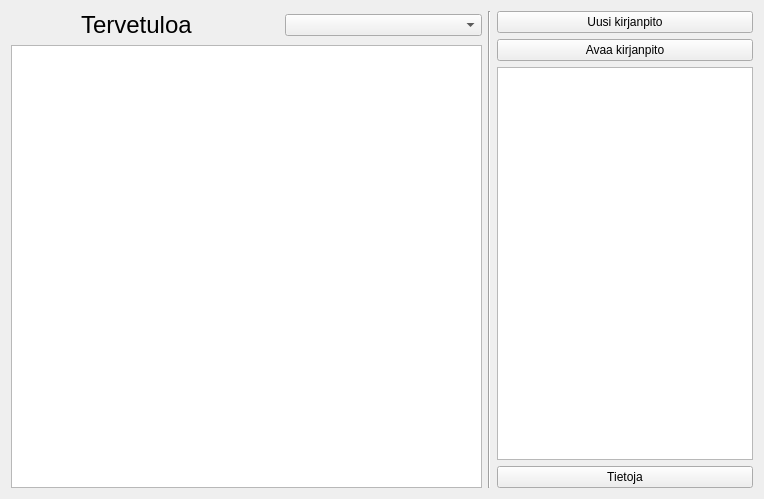
The window that kitupiikki/aloitussivu/aloitus.ui (artoh/kitupiikki) describes before a commit, drawn with Qt 5.
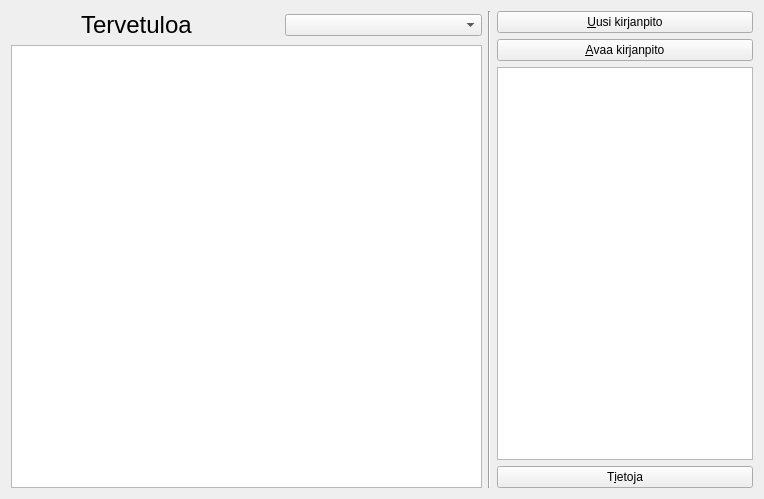
The same window after the commit. Icons and pictures are not drawn.

Diff of the .ui file:
```diff
--- a/kitupiikki/aloitussivu/aloitus.ui
+++ b/kitupiikki/aloitussivu/aloitus.ui
@@ -71,7 +71,7 @@
      <item>
       <widget class="QPushButton" name="uusiNappi">
        <property name="text">
-        <string>Uusi kirjanpito</string>
+        <string>&amp;Uusi kirjanpito</string>
        </property>
        <property name="icon">
         <iconset resource="../pic/pic.qrc">
@@ -82,7 +82,7 @@
      <item>
       <widget class="QPushButton" name="avaaNappi">
        <property name="text">
-        <string>Avaa kirjanpito</string>
+        <string>&amp;Avaa kirjanpito</string>
        </property>
        <property name="icon">
         <iconset resource="../pic/pic.qrc">
@@ -96,7 +96,7 @@
      <item>
       <widget class="QPushButton" name="tietojaNappi">
        <property name="text">
-        <string>Tietoja</string>
+        <string>T&amp;ietoja</string>
        </property>
        <property name="icon">
         <iconset resource="../pic/pic.qrc">
```
Left out of the diff: 6 changed lines with no effect on the pictures.
